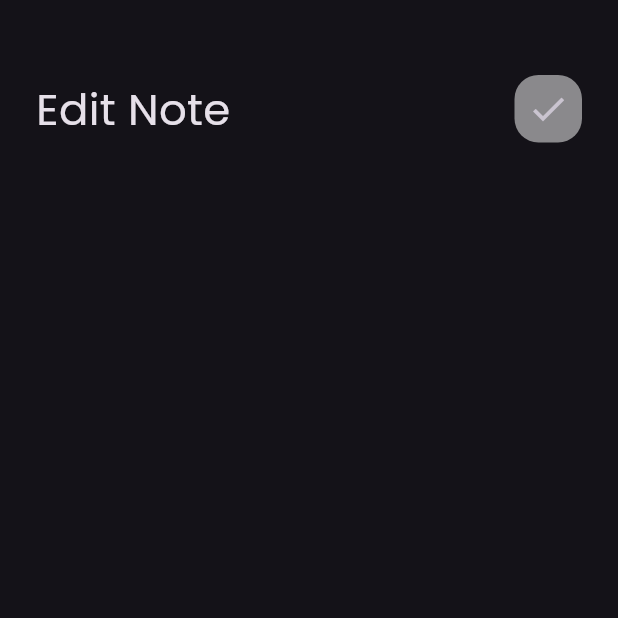
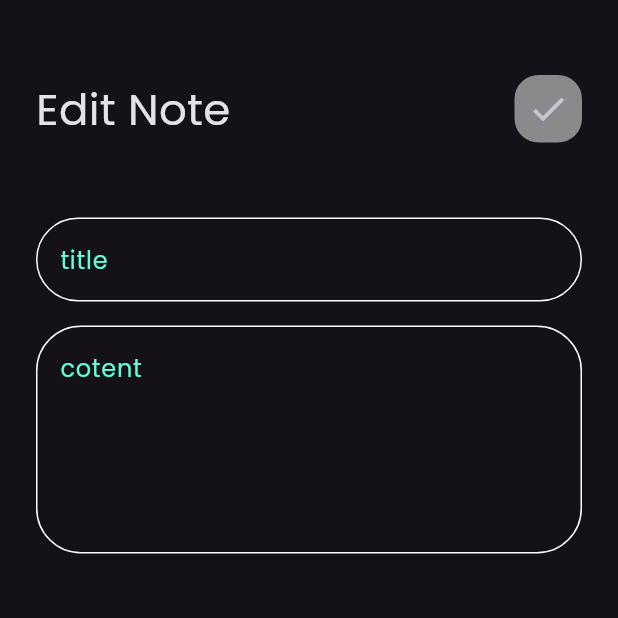
Before and after one commit to Rahmah177/notes_app1, a Flutter app: the EditNoteView screen opened directly, on a phone screen of 412 x 824 dp, the top half of it. Run offline on Flutter 3.47's test engine with Material 3 defaults, Android fonts, the phone set to English and light mode, and no system bars; our stand-ins replace font_awesome_flutter.

Commit message:
edit note view ui done

```diff
--- a/lib/views/widgets/edit_view_body.dart
+++ b/lib/views/widgets/edit_view_body.dart
@@ -1,5 +1,6 @@
 import 'package:flutter/material.dart';
 import 'package:notes_app1/views/widgets/custom_app_bar.dart';
+import 'package:notes_app1/views/widgets/custom_text_field.dart';
 
 class EditNoteViewBody extends StatelessWidget {
   const EditNoteViewBody({super.key});
@@ -16,6 +17,17 @@ class EditNoteViewBody extends StatelessWidget {
           CustomAppBar(
             title: "Edit Note",
             icon: Icons.check,
+          ),
+          SizedBox(
+            height: 50,
+          ),
+          CustomTextField(hint: "title"),
+          SizedBox(
+            height: 16,
+          ),
+          CustomTextField(
+            hint: "cotent",
+            maxLines: 5,
           )
         ],
       ),
```
